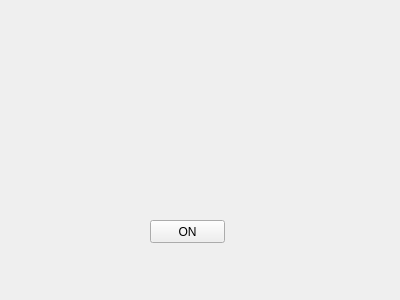
First picture: the form in widget.ui, repository arsinte-andrei/atpFtdiRc522, before the edit.
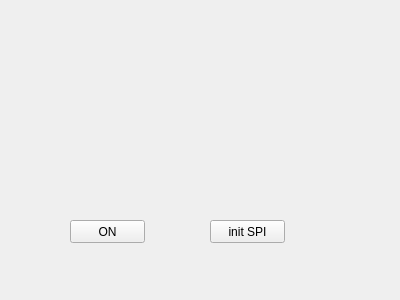
Second picture: the form after the edit.

Patch:
```diff
--- a/widget.ui
+++ b/widget.ui
@@ -16,7 +16,7 @@
   <widget class="QPushButton" name="pushButton">
    <property name="geometry">
     <rect>
-     <x>150</x>
+     <x>70</x>
      <y>220</y>
      <width>75</width>
      <height>23</height>
@@ -26,6 +26,19 @@
     <string>ON</string>
    </property>
   </widget>
+  <widget class="QPushButton" name="pushButton_2">
+   <property name="geometry">
+    <rect>
+     <x>210</x>
+     <y>220</y>
+     <width>75</width>
+     <height>23</height>
+    </rect>
+   </property>
+   <property name="text">
+    <string>init SPI</string>
+   </property>
+  </widget>
  </widget>
  <layoutdefault spacing="6" margin="11"/>
  <resources/>
```
